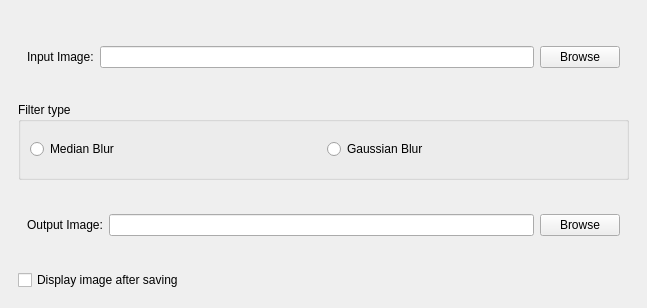
Old version of the form 02_Hello_Qt_OpenCV/hello_qt_opencv.ui in the repository NekoSilverFox/OpenCV.
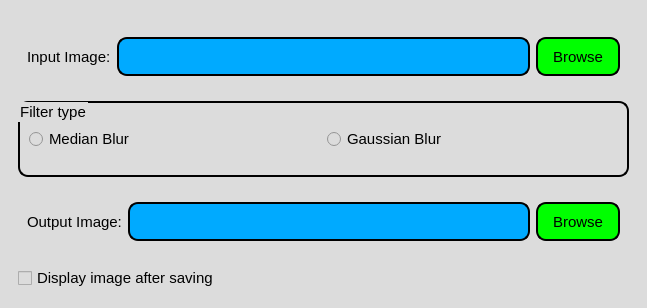
New version of the form.

Diff of the .ui file:
```diff
--- a/02_Hello_Qt_OpenCV/hello_qt_opencv.ui
+++ b/02_Hello_Qt_OpenCV/hello_qt_opencv.ui
@@ -13,6 +13,36 @@
   <property name="windowTitle">
    <string>Hello_Qt_OpenCV</string>
   </property>
+  <property name="styleSheet">
+   <string notr="true">* 
+{ 
+  font: 75 11pt; 
+  background-color: rgb(220, 220, 220); 
+} 
+QPushButton, QLineEdit, QGroupBox 
+{ 
+  border: 2px solid rgb(0, 0, 0); 
+  border-radius: 10px; 
+  min-width: 80px; 
+  min-height: 35px; 
+} 
+QPushButton 
+{ 
+  background-color: rgb(0, 255, 0); 
+} 
+QLineEdit 
+{ 
+  background-color: rgb(0, 170, 255); 
+} 
+  QPushButton:hover, QRadioButton:hover, QCheckBox:hover 
+{ 
+   color: red; 
+} 
+QPushButton:!hover, QRadioButton:!hover, QCheckBox:!hover 
+{ 
+  color: black; 
+} </string>
+  </property>
   <widget class="QWidget" name="centralwidget">
    <layout class="QGridLayout" name="gridLayout">
     <item row="0" column="0">
```
